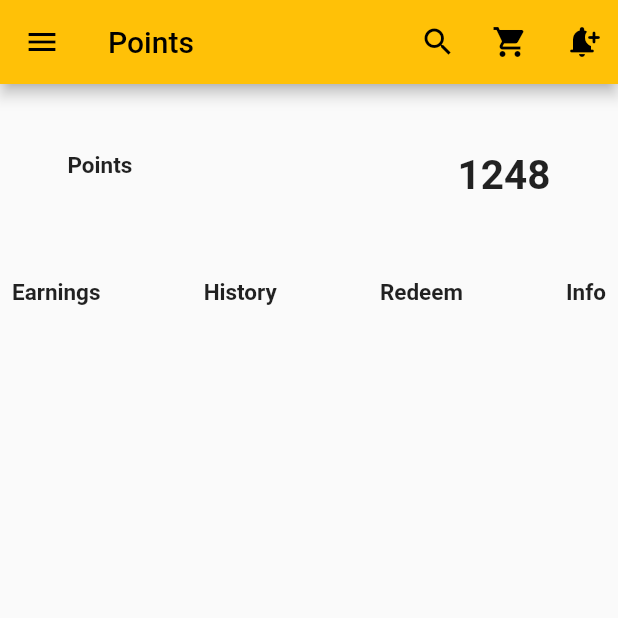
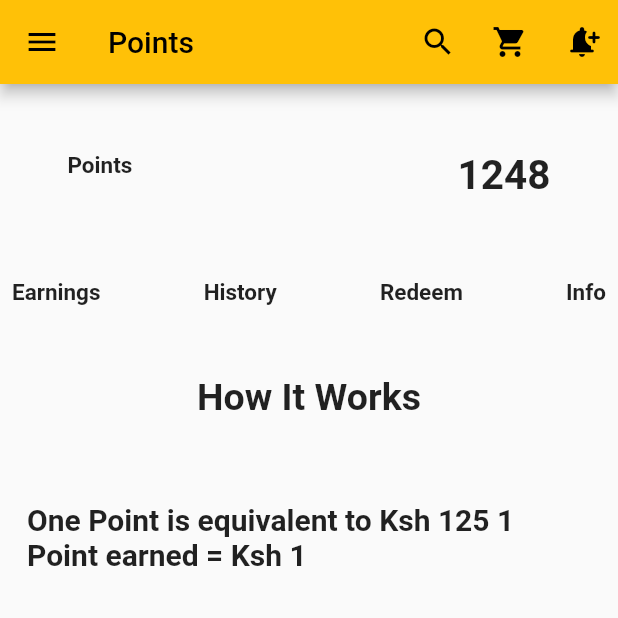
Before and after one commit to fayiehub/Flutter_UI_screens, a Flutter app: the screen it shows after launch, on a phone screen of 412 x 824 dp, the top half of it. Run offline on Flutter 3.47's test engine with Material 2 defaults, Android fonts, the phone set to English and light mode, and no system bars.

Commit message:
third commit

```diff
--- a/lib/main.dart
+++ b/lib/main.dart
@@ -80,6 +80,27 @@ class _MyHomePageState extends State<MyHomePage> {
                         TextStyle(fontSize: 15, fontWeight: FontWeight.bold)),
               ],
             ),
+          ),
+          Column(
+            children: [
+              Center(
+                child: Padding(
+                  padding: const EdgeInsets.all(38.0),
+                  child: Text("How It Works",
+                      style:
+                          TextStyle(fontSize: 25, fontWeight: FontWeight.w700)),
+                ),
+              ),
+              Center(
+                child: Padding(
+                  padding: const EdgeInsets.all(18.0),
+                  child: Text(
+                      "One Point is equivalent to Ksh 125 1 Point earned = Ksh 1",
+                      style:
+                          TextStyle(fontSize: 20, fontWeight: FontWeight.w700)),
+                ),
+              ),
+            ],
           )
         ],
       ),
```
